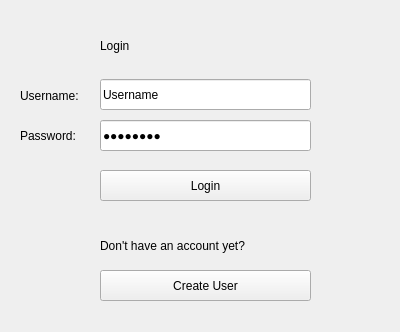
Qt form interfaces/login.ui (BavoDebraekeleer/python-web-price-comparison-tool) before a commit.
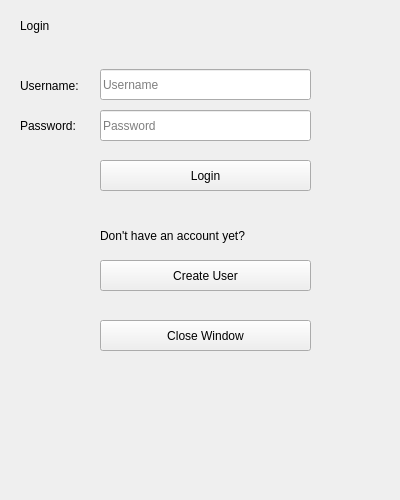
The same form after that commit.

Commit message: Interface done, Amazon basic web scrapping added

```diff
--- a/interfaces/login.ui
+++ b/interfaces/login.ui
@@ -7,9 +7,21 @@
     <x>0</x>
     <y>0</y>
     <width>400</width>
-    <height>332</height>
+    <height>500</height>
    </rect>
   </property>
+  <property name="sizePolicy">
+   <sizepolicy hsizetype="Preferred" vsizetype="Preferred">
+    <horstretch>0</horstretch>
+    <verstretch>0</verstretch>
+   </sizepolicy>
+  </property>
+  <property name="minimumSize">
+   <size>
+    <width>400</width>
+    <height>500</height>
+   </size>
+  </property>
   <property name="windowTitle">
    <string>Form</string>
   </property>
@@ -17,12 +29,15 @@
    <property name="geometry">
     <rect>
      <x>100</x>
-     <y>79</y>
+     <y>69</y>
      <width>211</width>
      <height>31</height>
     </rect>
    </property>
    <property name="text">
+    <string/>
+   </property>
+   <property name="placeholderText">
     <string>Username</string>
    </property>
   </widget>
@@ -30,7 +45,7 @@
    <property name="geometry">
     <rect>
      <x>100</x>
-     <y>170</y>
+     <y>160</y>
      <width>211</width>
      <height>31</height>
     </rect>
@@ -43,23 +58,26 @@
    <property name="geometry">
     <rect>
      <x>100</x>
-     <y>120</y>
+     <y>110</y>
      <width>211</width>
      <height>31</height>
     </rect>
    </property>
    <property name="text">
-    <string>Password</string>
+    <string/>
    </property>
    <property name="echoMode">
     <enum>QLineEdit::Password</enum>
    </property>
+   <property name="placeholderText">
+    <string>Password</string>
+   </property>
   </widget>
   <widget class="QLabel" name="lb_title">
    <property name="geometry">
     <rect>
-     <x>100</x>
-     <y>30</y>
+     <x>20</x>
+     <y>10</y>
      <width>211</width>
      <height>31</height>
     </rect>
@@ -75,7 +93,7 @@
    <property name="geometry">
     <rect>
      <x>20</x>
-     <y>80</y>
+     <y>70</y>
      <width>71</width>
      <height>31</height>
     </rect>
@@ -91,7 +109,7 @@
    <property name="geometry">
     <rect>
      <x>20</x>
-     <y>120</y>
+     <y>110</y>
      <width>71</width>
      <height>31</height>
     </rect>
@@ -107,7 +125,7 @@
    <property name="geometry">
     <rect>
      <x>100</x>
-     <y>230</y>
+     <y>220</y>
      <width>211</width>
      <height>31</height>
     </rect>
@@ -123,7 +141,7 @@
    <property name="geometry">
     <rect>
      <x>100</x>
-     <y>270</y>
+     <y>260</y>
      <width>211</width>
      <height>31</height>
     </rect>
@@ -132,6 +150,35 @@
     <string>Create User</string>
    </property>
   </widget>
+  <widget class="QPushButton" name="btn_close">
+   <property name="geometry">
+    <rect>
+     <x>100</x>
+     <y>320</y>
+     <width>211</width>
+     <height>31</height>
+    </rect>
+   </property>
+   <property name="text">
+    <string>Close Window</string>
+   </property>
+  </widget>
+  <widget class="QLabel" name="lb_info">
+   <property name="geometry">
+    <rect>
+     <x>100</x>
+     <y>40</y>
+     <width>211</width>
+     <height>31</height>
+    </rect>
+   </property>
+   <property name="autoFillBackground">
+    <bool>false</bool>
+   </property>
+   <property name="text">
+    <string/>
+   </property>
+  </widget>
  </widget>
  <resources/>
  <connections/>
```
Left out of the diff: 2 changed lines with no effect on the pictures. The commit also changes 7 other files.
